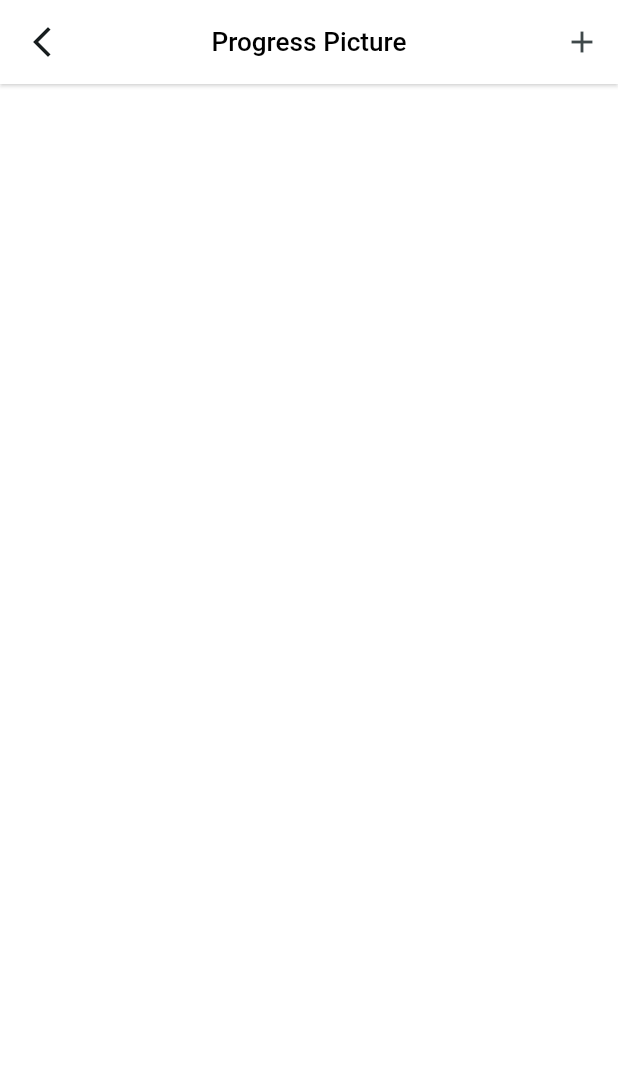
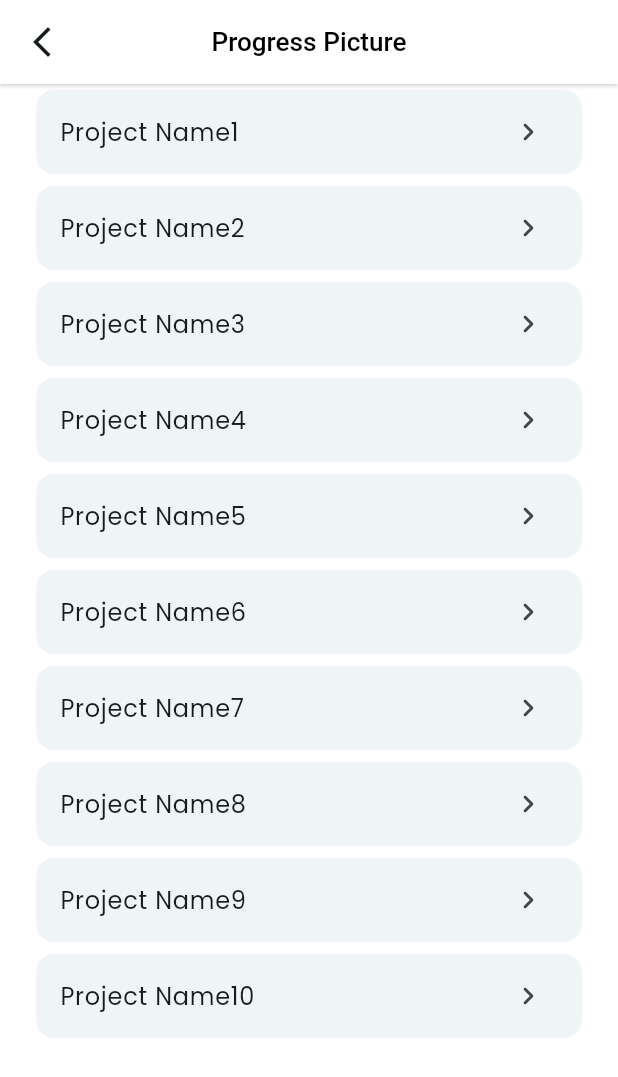
Before and after one commit to 0Ahmad0/enjaz_app, a Flutter app: the ProgressPictureScreen screen opened by its route, on a phone screen of 412 x 824 dp. Shown: the top 1077 px of the screen. Run offline on Flutter 3.47's test engine with Material 3 defaults, Android fonts, the phone set to English and light mode, and no system bars; our stand-ins replace animate_do, cloud_firestore, dotted_border, file_picker, firebase_auth, firebase_core and 18 more; missing offline and left inert: bcrypt, flutter_downloader, pdf_render; accounts and stored records are empty.

Commit message:
- add progress pictures screen

```diff
--- a/lib/app/features/progress_pictures/screens/progress_picture_screen.dart
+++ b/lib/app/features/progress_pictures/screens/progress_picture_screen.dart
@@ -1,9 +1,21 @@
+import 'dart:io';
+
+import 'package:enjaz_app/app/features/progress_pictures/screens/pick_images_progrees_screen.dart';
 import 'package:enjaz_app/core/utils/string_manager.dart';
+import 'package:enjaz_app/core/utils/style_manager.dart';
 import 'package:enjaz_app/core/widgets/custome_back_button.dart';
 import 'package:flutter/material.dart';
+import 'package:image_picker/image_picker.dart';
 
-class ProgressPictureScreen extends StatelessWidget {
+class ProgressPictureScreen extends StatefulWidget {
   const ProgressPictureScreen({super.key});
+
+  @override
+  State<ProgressPictureScreen> createState() => _ProgressPictureScreenState();
+}
+
+class _ProgressPictureScreenState extends State<ProgressPictureScreen> {
+  final List _projects = [];
 
   @override
   Widget build(BuildContext context) {
@@ -11,15 +23,29 @@ class ProgressPictureScreen extends StatelessWidget {
       appBar: AppBar(
         leading: CustomBackButton(),
         title: Text(StringManager.progressPictureText),
-        actions: [
-          IconButton(
-            onPressed: () {},
-            icon: Icon(
-              Icons.add,
+      ),
+      body: !_projects.isEmpty
+          ? Center(
+              child: Text('No Projects Yet'),
+            )
+          : ListView.builder(
+        padding: EdgeInsets.symmetric(horizontal: 20),
+              itemCount: 10,
+              itemBuilder: (context, index) {
+                return Card(
+                  elevation: 0.0,
+                  child: ListTile(
+                    onTap: (){
+                      Navigator.push(context, MaterialPageRoute(
+                          builder: (_)=> PickImageProgreesScreen()
+                      ));
+                    },
+                    title: Text('Project Name${++index}'),
+                    trailing: Icon(Icons.navigate_next_rounded),
+                  ),
+                );
+              },
             ),
-          )
-        ],
-      ),
     );
   }
 }
```
Also changed, not shown: lib/app/features/progress_pictures/screens/pick_images_progrees_screen.dart (added, +95 -0 lines), pubspec.lock.
